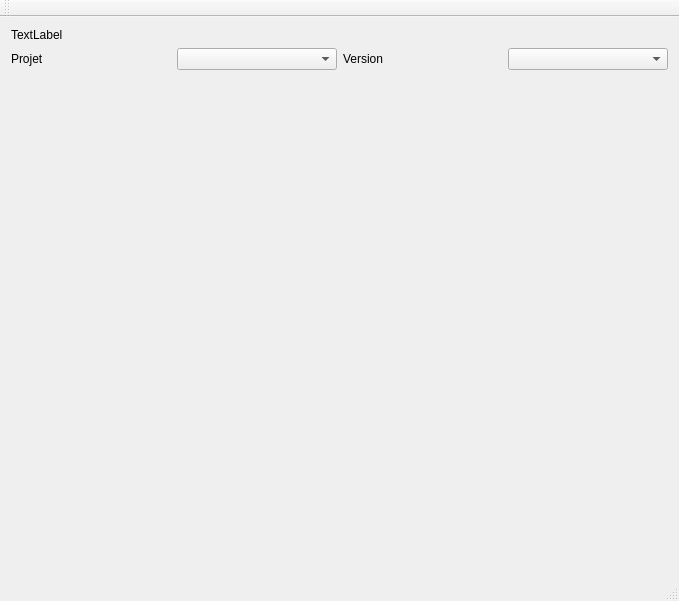
The window that MantisViewerIHMQt/mantisviewerihmqt.ui (Ambrou/MantisViewerQt) describes before a commit, drawn with Qt 5.
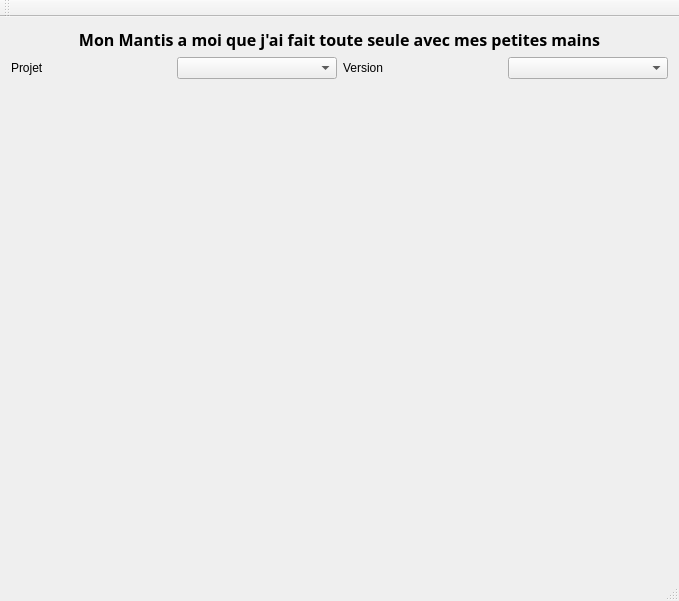
The same window after the commit.

Commit message: Zut c'est pas comme d'habitude. Mise en place fenêtre de connexion.

Diff of the .ui file:
```diff
--- a/MantisViewerIHMQt/mantisviewerihmqt.ui
+++ b/MantisViewerIHMQt/mantisviewerihmqt.ui
@@ -17,8 +17,19 @@
    <layout class="QVBoxLayout" name="verticalLayout">
     <item>
      <widget class="QLabel" name="label">
+      <property name="font">
+       <font>
+        <family>Onyx</family>
+        <pointsize>12</pointsize>
+        <weight>75</weight>
+        <bold>true</bold>
+       </font>
+      </property>
       <property name="text">
-       <string>TextLabel</string>
+       <string>Mon Mantis a moi que j'ai fait toute seule avec mes petites mains</string>
+      </property>
+      <property name="alignment">
+       <set>Qt::AlignCenter</set>
       </property>
      </widget>
     </item>
```
The commit also changes 6 other files.
